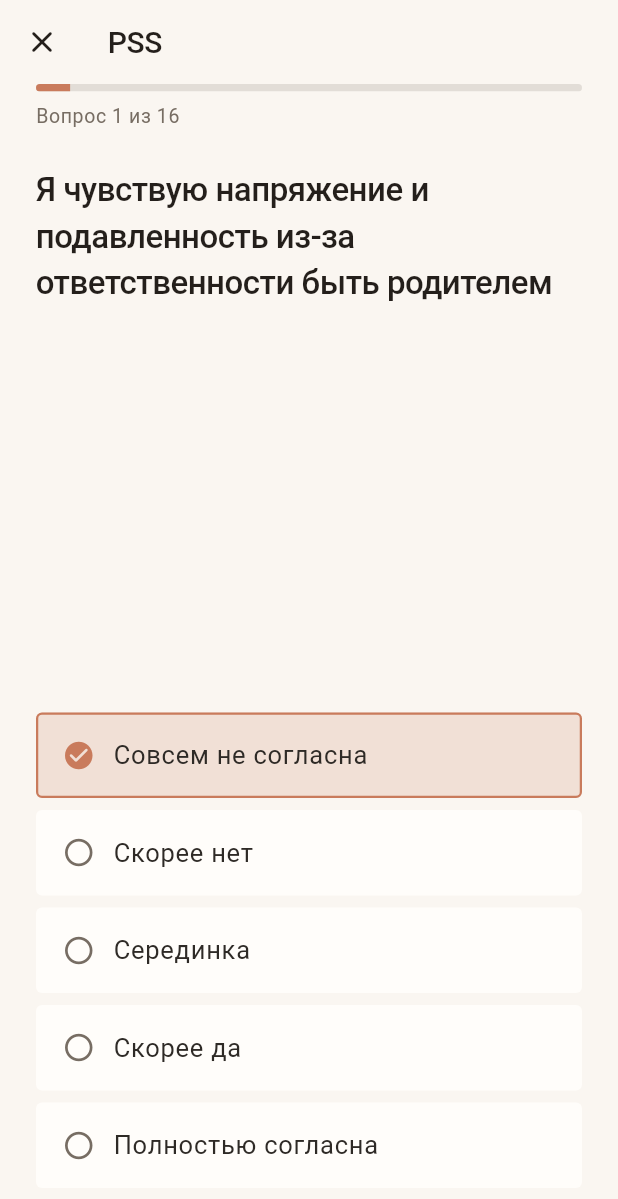
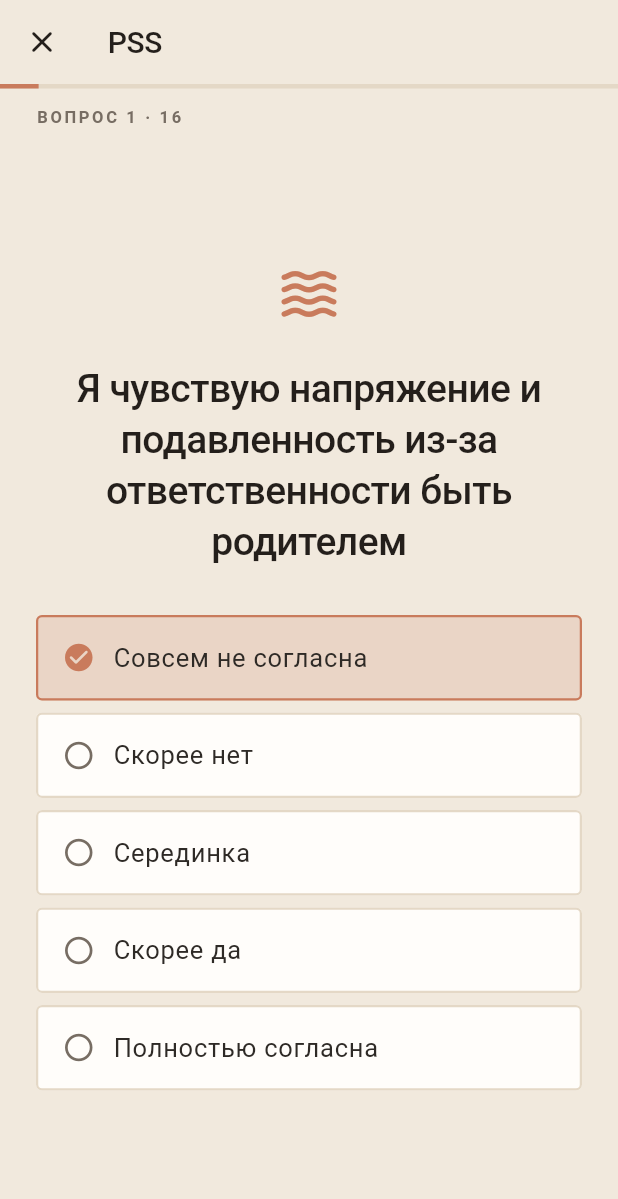
Before and after one commit to boytik/volna-, a Flutter app: the QuestionnaireScreen screen opened directly with empty values, after a tap on "Совсем не согласна", after a tap on "Назад", on a phone screen of 412 x 824 dp. Shown: the top 1199 px of the screen. Run offline on Flutter 3.47's test engine with Material 3 defaults, Android fonts, the phone set to English and light mode, and no system bars; our stand-ins replace flutter_local_notifications, flutter_timezone, go_router, google_fonts, permission_handler, shared_preferences and 2 more; missing offline and left inert: flutter_sound; accounts and stored records are empty; Roboto replaces fonts that are missing (Golos Text, Literata).

Commit message:
Опросники: новый дизайн прохождения
По просьбе заказчицы улучшен экран прохождения опросника:
- Тёплый фон paperSunk — карточки-ответы paperLift на нём выделяются.
- Волна («Волна») и вопрос по центру; вопрос — крупная антиква Literata.
- Прогресс — тонкая линейка во всю ширину + микро-метка «ВОПРОС N · M».
- Варианты ответа получили линию по краю (rule) — читаются как «вклейки»,
  большие кнопки «Да/Нет» ниже (padding 22→16).
- Плавный горизонтальный слайд между вопросами (PageView, 460ms,
  easeInOutCubic) вместо кроссфейда; свайп руками выключен, листается ответом
  или «Назад»; reduce-motion — мгновенно.

Отступление от DESIGN.md (левая ось / без центрирования) — сознательное, по
прямой просьбе заказчицы для этого экрана.

Co-Authored-By: Claude Opus 4.8 (1M context) <noreply@anthropic.com>

```diff
--- a/lib/features/questionnaire/questionnaire_screen.dart
+++ b/lib/features/questionnaire/questionnaire_screen.dart
@@ -23,6 +23,7 @@ class QuestionnaireScreen extends StatefulWidget {
 class _QuestionnaireScreenState extends State<QuestionnaireScreen> {
   late final Questionnaire q;
   final Map<int, int> _answers = {};
+  final _pageController = PageController();
   int _index = 0;
   bool _advancing = false;
   QuestionnaireResult? _result;
@@ -32,6 +33,12 @@ class _QuestionnaireScreenState extends State<QuestionnaireScreen> {
   void initState() {
     super.initState();
     q = questionnaireOf(widget.kind);
+  }
+
+  @override
+  void dispose() {
+    _pageController.dispose();
+    super.dispose();
   }
 
   void _selectAnswer(int value) {
@@ -49,11 +56,18 @@ class _QuestionnaireScreenState extends State<QuestionnaireScreen> {
     Future.delayed(const Duration(milliseconds: 280), () {
       if (!mounted) return;
       final wasLast = _index >= q.items.length - 1;
-      setState(() {
       _advancing = false;
-        if (!wasLast) _index++;
-      });
-      if (wasLast) _finalise();
+      if (wasLast) {
+        _finalise();
+      } else if (AppMotion.reduced(context)) {
+        _pageController.jumpToPage(_index + 1);
+      } else {
+        // Плавный слайд к следующему вопросу. _index обновит onPageChanged.
+        _pageController.nextPage(
+          duration: const Duration(milliseconds: 460),
+          curve: Curves.easeInOutCubic,
+        );
+      }
     });
   }
 
@@ -72,7 +86,14 @@ class _QuestionnaireScreenState extends State<QuestionnaireScreen> {
 
   void _back() {
     if (_index > 0) {
-      setState(() => _index--);
+      if (AppMotion.reduced(context)) {
+        _pageController.jumpToPage(_index - 1);
+      } else {
+        _pageController.previousPage(
+          duration: const Duration(milliseconds: 460),
+          curve: Curves.easeInOutCubic,
+        );
+      }
     }
   }
 
@@ -84,11 +105,14 @@ class _QuestionnaireScreenState extends State<QuestionnaireScreen> {
       return _ResultScreen(result: _result!, previous: _previous);
     }
 
-    final item = q.items[_index];
     final progress = (_index + 1) / q.items.length;
 
     return Scaffold(
+      backgroundColor: AppColors.paperSunk,
       appBar: AppBar(
+        backgroundColor: AppColors.paperSunk,
+        elevation: 0,
+        scrolledUnderElevation: 0,
         leading: IconButton(
           icon: const Icon(Icons.close_rounded),
           onPressed: () => context.pop(),
@@ -108,44 +132,81 @@ class _QuestionnaireScreenState extends State<QuestionnaireScreen> {
       ),
       body: SafeArea(
         top: false,
-        child: Padding(
-          padding: const EdgeInsets.fromLTRB(24, 0, 24, 24),
         child: Column(
-            crossAxisAlignment: CrossAxisAlignment.stretch,
+          crossAxisAlignment: CrossAxisAlignment.start,
           children: [
-              ClipRRect(
-                borderRadius: BorderRadius.circular(AppRadius.sm),
-                child: LinearProgressIndicator(
+            // Прогресс — тонкая линейка во всю ширину, заполняется терракотой.
+            // Редакторское «правило», а не material-полоска с округлениями.
+            LinearProgressIndicator(
               value: progress,
-                  minHeight: 5,
-                  backgroundColor:
-                      AppColors.textMuted.withValues(alpha: 0.18),
+              minHeight: 3,
+              backgroundColor: AppColors.rule,
               valueColor: const AlwaysStoppedAnimation(AppColors.terracotta),
             ),
-              ),
-              const SizedBox(height: 8),
-              Text(
-                'Вопрос ${_index + 1} из ${q.items.length}',
-                style: theme.textTheme.bodySmall,
-              ),
-              const SizedBox(height: 24),
-              Expanded(
-                child: SingleChildScrollView(
+            Padding(
+              padding: const EdgeInsets.fromLTRB(
+                  AppSpacing.axis, AppSpacing.smd, AppSpacing.axis, 0),
               child: Text(
-                    item.text,
-                    style: theme.textTheme.headlineMedium?.copyWith(
-                      height: 1.4,
+                'Вопрос ${_index + 1} · ${q.items.length}'.toUpperCase(),
+                style: theme.textTheme.labelSmall
+                    ?.copyWith(color: AppColors.textMuted),
               ),
             ),
+            // Каждый вопрос — отдельная «страница». Переход между вопросами —
+            // плавный горизонтальный слайд (PageView), вёрстка страниц
+            // одинаковая, поэтому ничего не прыгает. Свайп руками отключён:
+            // листаем только ответом или кнопкой «Назад».
+            Expanded(
+              child: PageView.builder(
+                controller: _pageController,
+                physics: const NeverScrollableScrollPhysics(),
+                onPageChanged: (i) => setState(() => _index = i),
+                itemCount: q.items.length,
+                itemBuilder: (context, i) {
+                  final pageItem = q.items[i];
+                  return Center(
+                    child: SingleChildScrollView(
+                      padding: const EdgeInsets.symmetric(
+                        horizontal: AppSpacing.axis,
+                        vertical: AppSpacing.lg,
                       ),
+                      child: Column(
+                        crossAxisAlignment: CrossAxisAlignment.center,
+                        mainAxisSize: MainAxisSize.min,
+                        children: [
+                          // Волна — знак «Волны» над вопросом: даёт блоку опору
+                          // и убирает пустоту сверху.
+                          const Icon(
+                            Icons.waves_rounded,
+                            color: AppColors.accent,
+                            size: 44,
                           ),
-              _AnswerOptions(
+                          const SizedBox(height: AppSpacing.lg),
+                          // Вопрос — «голос»: крупная антиква по центру.
+                          Text(
+                            pageItem.text,
+                            textAlign: TextAlign.center,
+                            style: theme.textTheme.headlineLarge
+                                ?.copyWith(height: 1.3),
+                          ),
+                          const SizedBox(height: AppSpacing.xl),
+                          // Варианты — во всю ширину.
+                          SizedBox(
+                            width: double.infinity,
+                            child: _AnswerOptions(
                               scale: q.scaleType,
-                selected: _answers[item.id],
+                              selected: _answers[pageItem.id],
                               onTap: _selectAnswer,
+                            ),
                           ),
                         ],
                       ),
+                    ),
+                  );
+                },
+              ),
+            ),
+          ],
         ),
       ),
     );
@@ -235,6 +296,7 @@ class _ScaleRow extends StatelessWidget {
   @override
   Widget build(BuildContext context) {
     return Column(
+      crossAxisAlignment: CrossAxisAlignment.stretch,
       children: options.map((opt) {
         final isSel = selected == opt.$1;
         return Padding(
@@ -255,7 +317,7 @@ class _ScaleRow extends StatelessWidget {
                 decoration: BoxDecoration(
                   borderRadius: BorderRadius.circular(AppRadius.sm),
                   border: Border.all(
-                    color: isSel ? AppColors.terracotta : Colors.transparent,
+                    color: isSel ? AppColors.terracotta : AppColors.rule,
                     width: 1.5,
                   ),
                 ),
@@ -305,12 +367,12 @@ class _BigOption extends StatelessWidget {
         onTap: onTap,
         borderRadius: BorderRadius.circular(AppRadius.sm),
         child: Container(
-          padding: const EdgeInsets.symmetric(vertical: 22),
+          padding: const EdgeInsets.symmetric(vertical: 16),
           decoration: BoxDecoration(
             borderRadius: BorderRadius.circular(AppRadius.sm),
             border: Border.all(
-              color: selected ? accent : Colors.transparent,
-              width: 2,
+              color: selected ? accent : AppColors.rule,
+              width: 1.5,
             ),
           ),
           child: Center(
```
Lines whose indentation alone changed are shown as unchanged.
